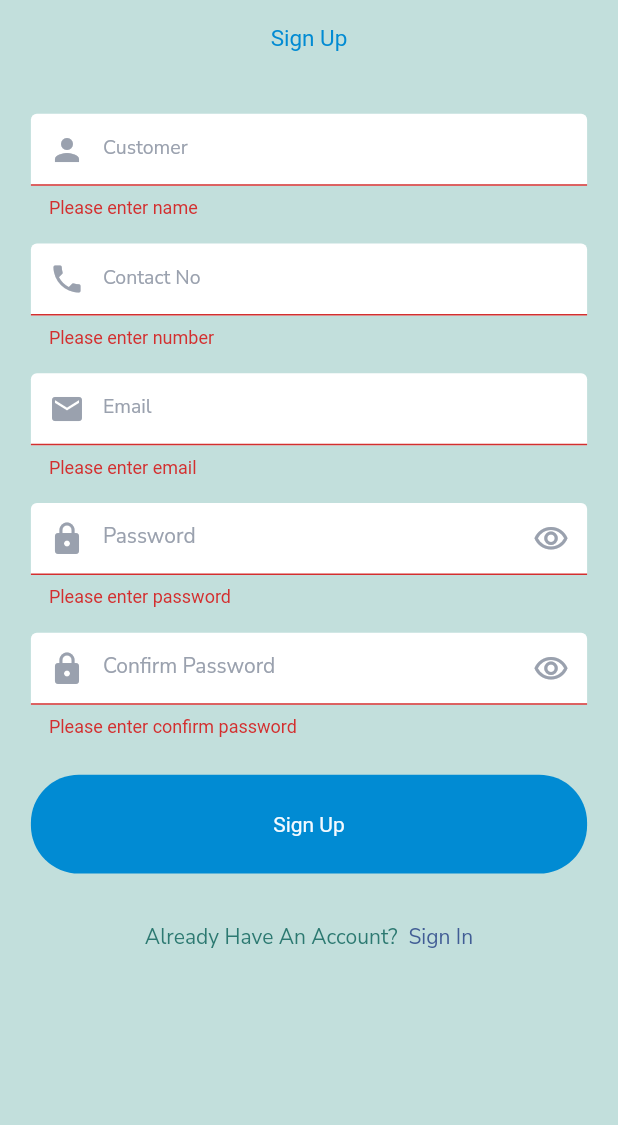
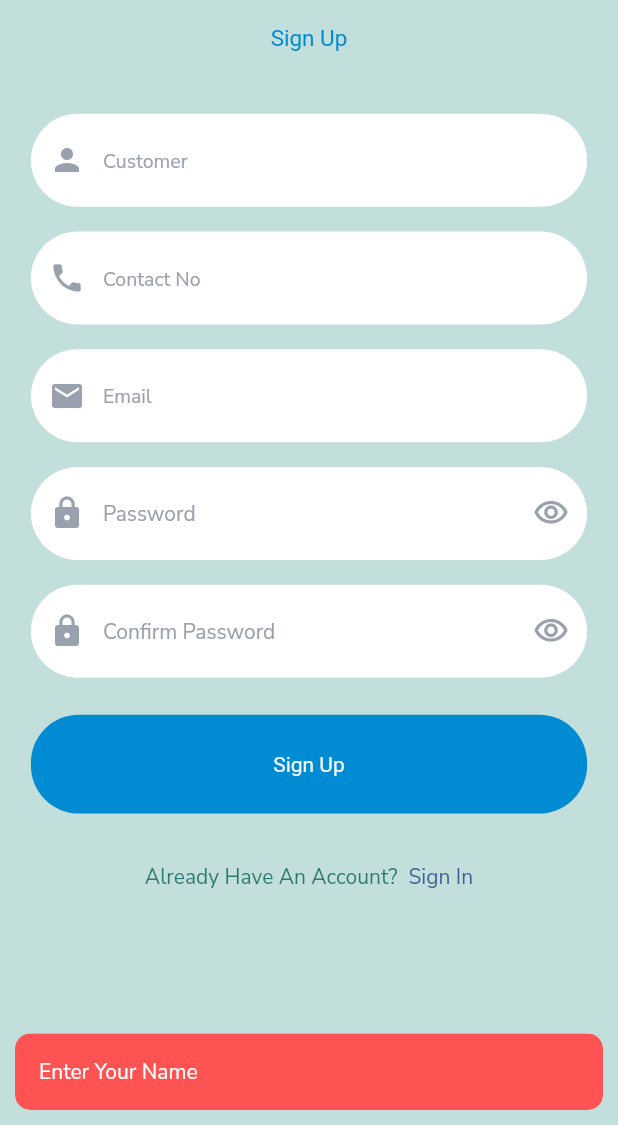
Before and after one commit to harshpatel5404/teleservice, a Flutter app: the SignUpPageCustomer screen opened directly, after a tap on "Sign Up", on a phone screen of 412 x 824 dp, the part 111-1236 px from its top. Run offline on Flutter 3.47's test engine with Material 2 defaults, Android fonts, the phone set to English and light mode, and no system bars; our stand-ins replace dio, flutter_svg, get, shared_preferences; accounts and stored records are empty; Roboto replaces fonts that are missing (NunitoSans-Bold).

Commit message:
signup api added

```diff
--- a/lib/Screens Customer/sign_up_page_customer.dart
+++ b/lib/Screens Customer/sign_up_page_customer.dart
@@ -2,7 +2,8 @@
 import 'package:teleradiology/Constants/colors_customer.dart';
 import 'package:teleradiology/Constants/dimensions.dart';
 import 'package:get/get.dart';
-import 'package:teleradiology/Screens%20Customer/Services/api_services.dart';
+import 'package:teleradiology/Constants/snackbar.dart';
+import 'package:teleradiology/Screens%20Customer/Services/custmer_api_service.dart';
 import 'package:teleradiology/Screens%20Customer/sign_in_page_customer.dart';
 
 class SignUpPageCustomer extends StatefulWidget {
@@ -59,12 +60,6 @@
                       child: TextFormField(
                         cursorColor: teleGray,
                         controller: userController,
-                        validator: (value) {
-                          if (value == null || value.isEmpty) {
-                            return 'Please enter name';
-                          }
-                          return null;
-                        },
                         decoration: InputDecoration(
                             prefixIcon: selectedItem
                                 ? Icon(
@@ -103,14 +98,6 @@
                       child: TextFormField(
                         cursorColor: teleGray,
                         controller: phoneController,
-                        validator: (value) {
-                          if (value == null || value.isEmpty) {
-                            return 'Please enter number';
-                          } else if (value.length != 10) {
-                            return 'Number should be 10 digit';
-                          }
-                          return null;
-                        },
                         decoration: InputDecoration(
                             prefixIcon: selectedItem
                                 ? Icon(
@@ -149,16 +136,6 @@
                       child: TextFormField(
                         cursorColor: teleGray,
                         controller: emailController,
-                        validator: (value) {
-                          if (value == null || value.isEmpty) {
-                            return 'Please enter email';
-                          } else if (!RegExp(
-                                  r"^[a-zA-Z0-9.a-zA-Z0-9.!#$%&'*+-/=?^_`{|}~]+@[a-zA-Z0-9]+\.[a-zA-Z]+")
-                              .hasMatch(value)) {
-                            return 'Email is not valid';
-                          }
-                          return null;
-                        },
                         decoration: InputDecoration(
                             prefixIcon: selectedItem
                                 ? Icon(
@@ -198,18 +175,6 @@
                         cursorColor: teleGray,
                         obscureText: hidePassword1,
                         controller: passwordController,
-                        validator: (value) {
-                          RegExp passreg =
-                              RegExp(r"(?=.*\d)(?=.*[a-z])(?=.*[A-Z])(?=.*\W)");
-                          if (value == null || value.isEmpty) {
-                            return 'Please enter password';
-                          } else if (!passreg.hasMatch(value)) {
-                            return "Password contains at least one uppercase, one lowercase, one number and one special character";
-                          } else if (value.length < 8) {
-                            return "Password length minimum 8 characters";
-                          }
-                          return null;
-                        },
                         decoration: InputDecoration(
                             hintText: "Password",
                             hintStyle: TextStyle(
@@ -259,15 +224,6 @@
                         cursorColor: teleGray,
                         obscureText: hidePassword2,
                         controller: confirmPasswordController,
-                        validator: (value) {
-                          if (value == null || value.isEmpty) {
-                            return 'Please enter confirm password';
-                          } else if (value.toString() !=
-                              passwordController.text) {
-                            return 'Password do not match';
-                          }
-                          return null;
-                        },
                         decoration: InputDecoration(
                             hintText: "Confirm Password",
                             hintStyle: TextStyle(
@@ -316,13 +272,52 @@
                       child: GestureDetector(
                         onTap: () {
                           if (formkey.currentState!.validate()) {
-                            print("valid");
                             var name = userController.text;
                             var email = emailController.text;
                             var password = passwordController.text;
                             var phone = phoneController.text;
-                            signup(name, email, phone, password)
-                                .whenComplete(() {});
+                            var confirm = confirmPasswordController.text;
+
+                            String pattern =
+                                r"^[a-zA-Z0-9.!#$%&'*+/=?^_`{|}~-]+@[a-zA-Z0-9](?:[a-zA-Z0-9-]"
+                                r"{0,253}[a-zA-Z0-9])?(?:\.[a-zA-Z0-9](?:[a-zA-Z0-9-]"
+                                r"{0,253}[a-zA-Z0-9])?)*$";
+                            RegExp passwordreg = RegExp(
+                                r'^(?=.*?[A-Z])(?=.*?[a-z])(?=.*?[0-9])(?=.*?[!@#\$&*~]).{8,}$');
+
+                            RegExp emailvalidation = RegExp(pattern);
+                            if (name.isEmpty) {
+                              showCustomSnackBar('Enter Your Name');
+                            } else if (phone.isEmpty) {
+                              showCustomSnackBar('Enter Your Phone Number');
+                            } else if (phone.length != 10) {
+                              showCustomSnackBar(
+                                  'Enter Your 10 digit phone number ');
+                            } else if (email.isEmpty) {
+                              showCustomSnackBar('Enter Your Email');
+                            } else if (!emailvalidation.hasMatch(email)) {
+                              showCustomSnackBar('Enter a valid email address');
+                            } else if (password.isEmpty) {
+                              showCustomSnackBar('Enter Your Password');
+                            } else if (!passwordreg.hasMatch(password)) {
+                              showCustomSnackBar(
+                                  'Password must be at least 8 characters, one upper, lower, digit, special character');
+                            } else if (confirm.isEmpty) {
+                              showCustomSnackBar('Enter Confirm Password');
+                            } else if (password != confirm) {
+                              showCustomSnackBar('Password do not match');
+                            } else {
+                              Map data = {
+                                "name": name,
+                                "email": email,
+                                "phone": phone,
+                                "password": password,
+                                "confirm_password": confirm,
+                                "user_type": 3
+                              };
+
+                              signup(data).whenComplete(() {});
+                            }
                           }
                         },
                         child: Container(
--- a/lib/main.dart
+++ b/lib/main.dart
@@ -1,5 +1,6 @@
 import 'package:flutter/material.dart';
 import 'package:get/get.dart';
+import 'package:teleradiology/Constants/colors_customer.dart';
 import 'package:teleradiology/splashscreen.dart';
 
 void main() {
@@ -14,7 +15,7 @@
     return GetMaterialApp(
       title: 'Teleradiology',
       theme: ThemeData(
-        primarySwatch: Colors.blue,
+        fontFamily: 'NunitoSans-Regular'
       ),
       debugShowCheckedModeBanner: false,
       home: SplashScreen(),
--- a/lib/navigation_page.dart
+++ b/lib/navigation_page.dart
@@ -38,7 +38,6 @@
             InkWell(
                 onTap: () async {
                   await setIscustomer(true);
-
                   Get.to(SignInPageCustomer());
                 },
                 child: Column(
--- a/lib/service screen/service_sign_in_page.dart
+++ b/lib/service screen/service_sign_in_page.dart
@@ -29,11 +29,11 @@
                   height: ScaleController.H * 0.1,
                 ),
                 Container(
-                    height: ScaleController.H * 0.08,
+                    height: ScaleController.H * 0.04,
                     width: ScaleController.W * 0.4,
                     child: Image.asset(
                       "assets/Images/essential.png",
-                      fit: BoxFit.fill,
+                      fit: BoxFit.contain,
                     )),
                 SizedBox(
                   height: ScaleController.H * 0.02,
```
Also changed, not shown: lib/Screens Customer/Services/custmer_api_service.dart (added, +38 -0 lines), lib/service screen/service_sign_up_page.dart (+58 -8 lines), lib/service screen/services/api_service_provider.dart (renamed from lib/Screens Customer/Services/api_services.dart, +14 -16 lines).
